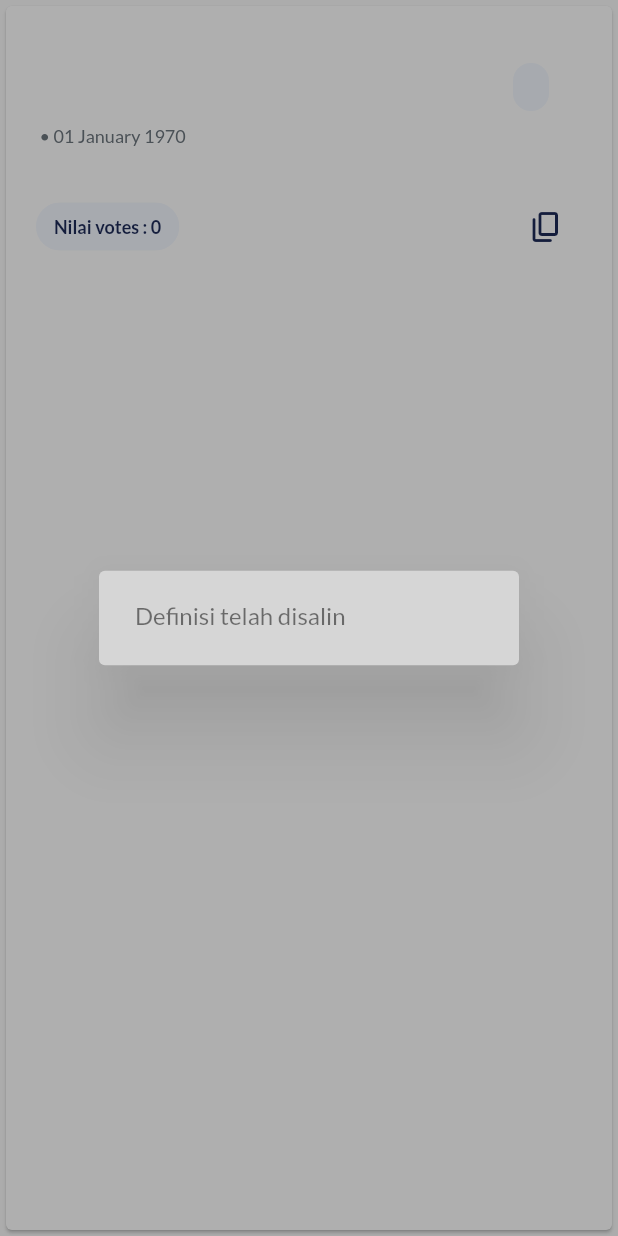
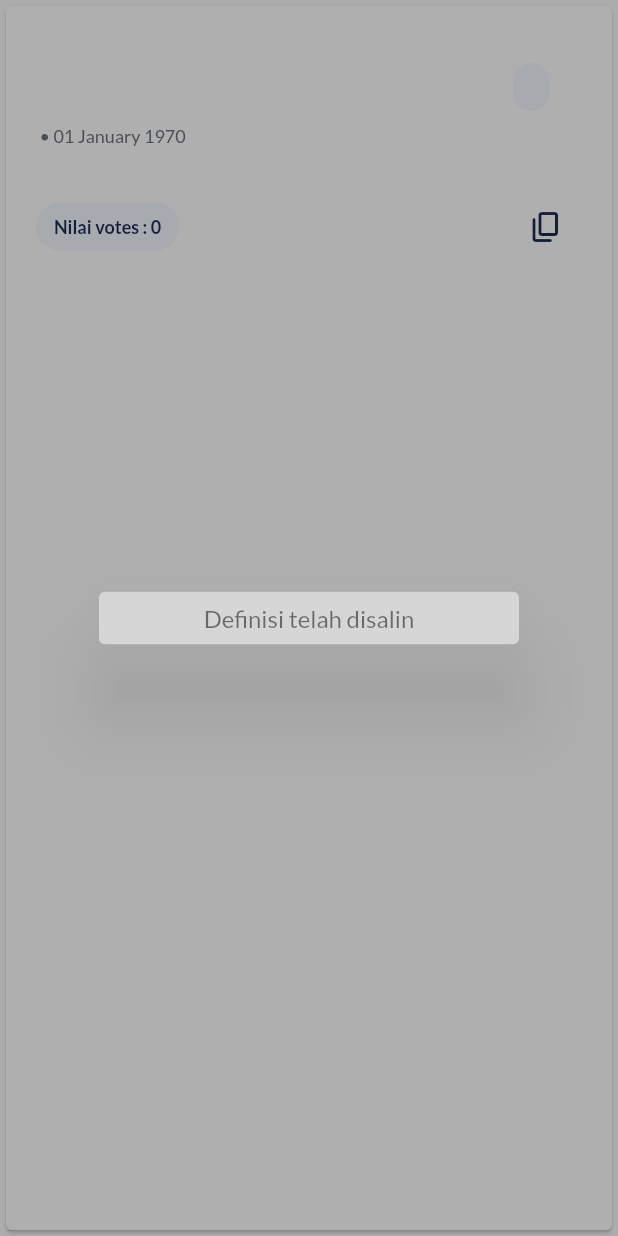
Before and after one commit to novannp/flutter_kbti, a Flutter app: the DefinitionCard widget shown alone on an empty page, opened directly with empty values, after a tap on the "content copy" icon, on a phone screen of 412 x 824 dp. Run offline on Flutter 3.47's test engine with Material 2 defaults, Android fonts, the phone set to English and light mode, and no system bars; our stand-ins replace google_fonts; network calls fail.

```diff
--- a/lib/widgets/definition_card.dart
+++ b/lib/widgets/definition_card.dart
@@ -71,9 +71,28 @@ class DefinitionCard extends StatelessWidget {
             Row(
               mainAxisAlignment: MainAxisAlignment.spaceBetween,
               children: [
-                ChipCategory(
-                    label:
-                        'Nilai votes : ${((definition.upVotes) - (definition.downVotes)).toString()}'),
+                GestureDetector(
+                  onTap: () {
+                    showDialog(
+                        context: context,
+                        builder: (BuildContext context) {
+                          return AlertDialog(
+                            title: Text(
+                              'Apa itu nilai vote ?',
+                              style: GoogleFonts.lato(
+                                  fontSize: 14, fontWeight: FontWeight.bold),
+                            ),
+                            content: Text(
+                              'Semakin tinggi nilai vote, maka semakin tinggi tingkat kepercayaannnya.',
+                              style: GoogleFonts.lato(fontSize: 12),
+                            ),
+                          );
+                        });
+                  },
+                  child: ChipCategory(
+                      label:
+                          'Nilai votes : ${((definition.upVotes) - (definition.downVotes)).toString()}'),
+                ),
                 IconButton(
                     onPressed: () {
                       Clipboard.setData(
@@ -86,7 +105,11 @@ class DefinitionCard extends StatelessWidget {
                               Navigator.pop(context);
                             });
                             return AlertDialog(
-                              content: Text('Definisi telah disalin'),
+                              contentPadding: EdgeInsets.all(8),
+                              content: Text(
+                                'Definisi telah disalin',
+                                textAlign: TextAlign.center,
+                              ),
                             );
                           });
                     },
```
